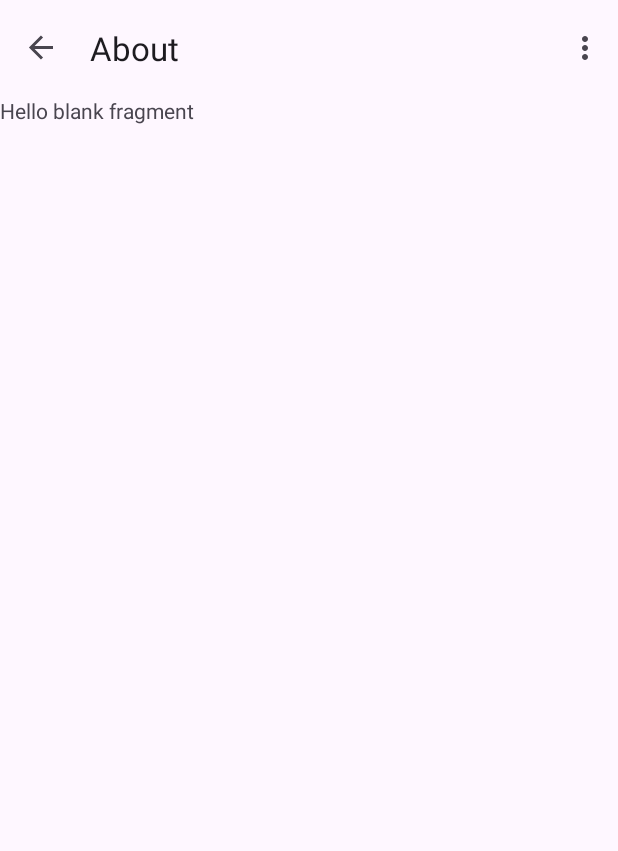
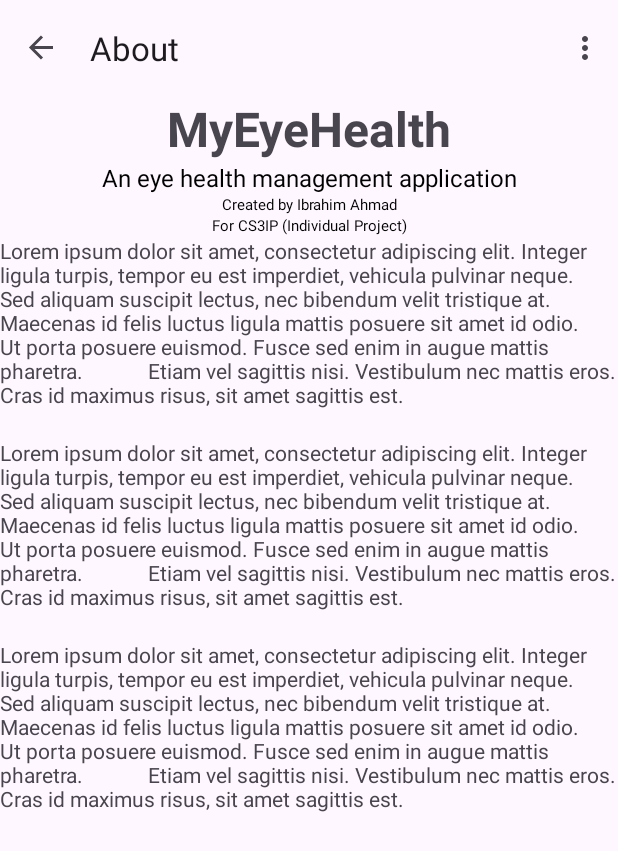
Before and after one commit to 210029073/cs3ip_lh3_myeyehealth, an Android app: the AboutFragment screen opened through its navigation route, on a phone screen of 412 x 824 dp. Shown: the top 851 px of the screen. Run offline under Robolectric (Android 15) with nearby library versions, the phone set to English and light mode, and no system bars; our stand-ins replace navigation-ui.

Commit message:
Updated About fragment with lorem ipsum text

```diff
--- a/app/src/main/res/layout/fragment_about.xml
+++ b/app/src/main/res/layout/fragment_about.xml
@@ -6,9 +6,76 @@
     tools:context=".AboutFragment">
 
     <!-- TODO: Update blank fragment layout -->
-    <TextView
+
+    <LinearLayout
         android:layout_width="match_parent"
         android:layout_height="match_parent"
-        android:text="@string/hello_blank_fragment" />
+        android:orientation="vertical">
+
+        <TextView
+            android:layout_width="match_parent"
+            android:layout_height="wrap_content"
+            android:text="MyEyeHealth"
+            android:textSize="32dp"
+            android:textStyle="bold"
+            android:textAlignment="center"/>
+
+        <TextView
+            android:layout_width="match_parent"
+            android:layout_height="wrap_content"
+            android:text="An eye health management application"
+            android:textSize="16dp"
+            android:textColor="@color/black"
+            android:textAlignment="center"
+            />
+        <TextView
+            android:layout_width="match_parent"
+            android:layout_height="wrap_content"
+            android:text="Created by Ibrahim Ahmad"
+            android:textSize="10dp"
+            android:textColor="@color/black"
+            android:textAlignment="center"
+            />
+        <TextView
+            android:layout_width="match_parent"
+            android:layout_height="wrap_content"
+            android:text="For CS3IP (Individual Project)"
+            android:textSize="10dp"
+            android:textColor="@color/black"
+            android:textAlignment="center"
+            />
+
+        <TextView
+            android:layout_width="match_parent"
+            android:layout_height="wrap_content"
+            android:textAlignment="textStart"
+            android:text="Lorem ipsum dolor sit amet, consectetur adipiscing elit. Integer ligula turpis, tempor eu est imperdiet, vehicula pulvinar neque. Sed aliquam suscipit lectus, nec bibendum velit tristique at. Maecenas id felis luctus ligula mattis posuere sit amet id odio. Ut porta posuere euismod. Fusce sed enim in augue mattis pharetra.
+            Etiam vel sagittis nisi. Vestibulum nec mattis eros. Cras id maximus risus, sit amet sagittis est. "
+            />
+
+        <TextView
+            android:layout_width="match_parent"
+            android:layout_height="wrap_content"/>
+
+        <TextView
+            android:layout_width="match_parent"
+            android:layout_height="wrap_content"
+            android:textAlignment="textStart"
+            android:text="Lorem ipsum dolor sit amet, consectetur adipiscing elit. Integer ligula turpis, tempor eu est imperdiet, vehicula pulvinar neque. Sed aliquam suscipit lectus, nec bibendum velit tristique at. Maecenas id felis luctus ligula mattis posuere sit amet id odio. Ut porta posuere euismod. Fusce sed enim in augue mattis pharetra.
+            Etiam vel sagittis nisi. Vestibulum nec mattis eros. Cras id maximus risus, sit amet sagittis est. "
+            />
+
+        <TextView
+            android:layout_width="match_parent"
+            android:layout_height="wrap_content"/>
+
+        <TextView
+            android:layout_width="match_parent"
+            android:layout_height="wrap_content"
+            android:textAlignment="textStart"
+            android:text="Lorem ipsum dolor sit amet, consectetur adipiscing elit. Integer ligula turpis, tempor eu est imperdiet, vehicula pulvinar neque. Sed aliquam suscipit lectus, nec bibendum velit tristique at. Maecenas id felis luctus ligula mattis posuere sit amet id odio. Ut porta posuere euismod. Fusce sed enim in augue mattis pharetra.
+            Etiam vel sagittis nisi. Vestibulum nec mattis eros. Cras id maximus risus, sit amet sagittis est. "
+            />
+    </LinearLayout>
 
 </FrameLayout>
```
